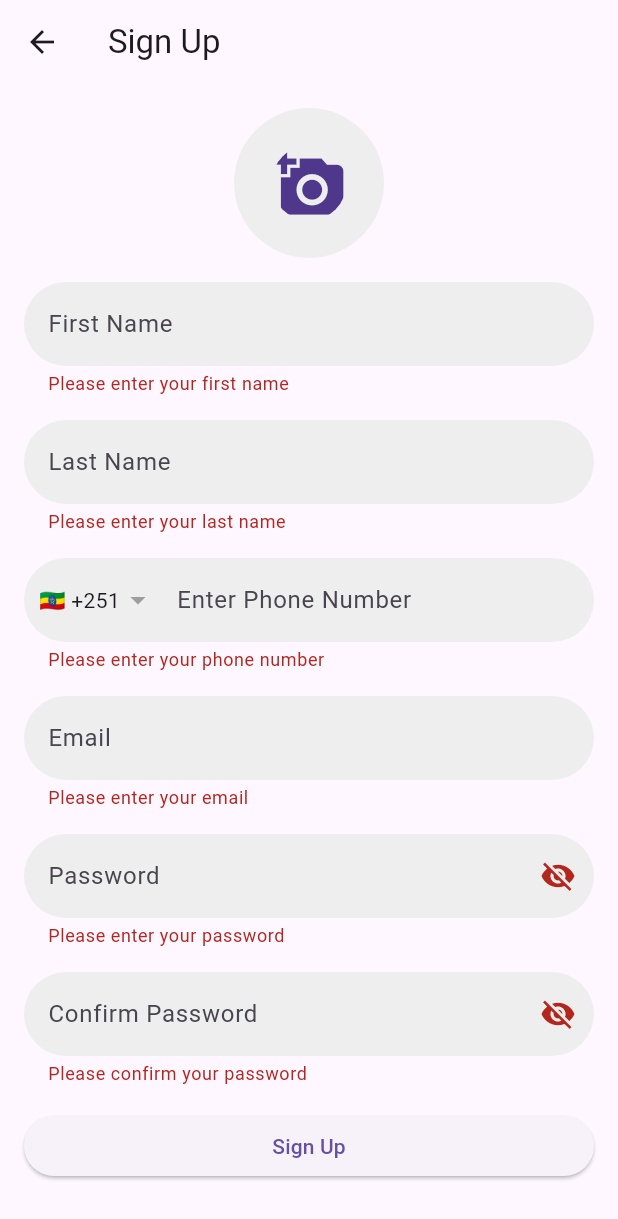
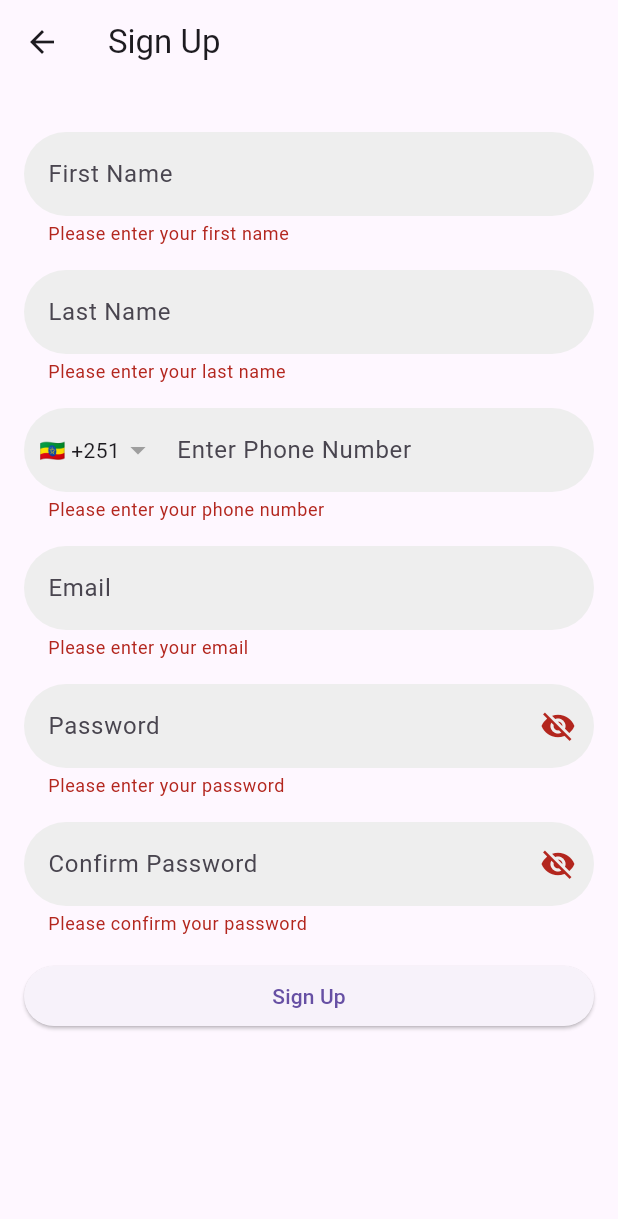
Before and after one commit to Hamza2679/Time-D, a Flutter app: the SignUpPage screen opened directly, after a tap on "Sign Up", on a phone screen of 412 x 824 dp. Shown: the top 1219 px of the screen. Run offline on Flutter 3.47's test engine with Material 3 defaults, Android fonts, the phone set to English and light mode, and no system bars; our stand-ins replace bloc, contacts_service, country_picker, equatable, firebase_auth, firebase_core and 7 more; accounts and stored records are empty; network calls fail.

Commit message:
implementation of the signup logic

```diff
--- a/lib/fetures/autentication/signUp/pages/signup_page.dart
+++ b/lib/fetures/autentication/signUp/pages/signup_page.dart
@@ -1,11 +1,8 @@
 import 'dart:convert';
 import 'package:delivery_app/fetures/autentication/login/pages/login_page.dart';
 import 'package:flutter/material.dart';
-import 'package:image_picker/image_picker.dart';
 import 'package:country_picker/country_picker.dart';
 import 'package:http/http.dart' as http;
-import 'dart:io';
-import 'package:permission_handler/permission_handler.dart';
 
 class SignUpPage extends StatefulWidget {
   @override
@@ -18,64 +15,15 @@ class _SignUpPageState extends State<SignUpPage> {
   String? lastName;
   String? email;
   String? phone;
-  File? profileImage;
   bool _obscurePassword = true;
   bool _obscureConfirmPassword = true;
 
-  final ImagePicker _picker = ImagePicker();
   final TextEditingController _passwordController = TextEditingController();
   final TextEditingController _confirmPasswordController = TextEditingController();
   final TextEditingController _phoneNumberController = TextEditingController();
   String _selectedCountryCode = '+251';
   String _countryFlag = '🇪🇹';
   final String baseUrl = 'https://hello-delivery.onrender.com/api/v1';
-
-  Future<void> _pickImage() async {
-    var status = await Permission.photos.status;
-    if (!status.isGranted) {
-      await Permission.photos.request();
-    }
-
-    showModalBottomSheet(
-      context: context,
-      builder: (BuildContext context) {
-        return SafeArea(
-          child: Wrap(
-            children: <Widget>[
-              ListTile(
-                leading: Icon(Icons.photo_library),
-                title: Text('Select from Gallery'),
-                onTap: () async {
-                  Navigator.of(context).pop();
-                  final pickedFile =
-                  await _picker.pickImage(source: ImageSource.gallery);
-                  if (pickedFile != null) {
-                    setState(() {
-                      profileImage = File(pickedFile.path);
-                    });
-                  }
-                },
-              ),
-              ListTile(
-                leading: Icon(Icons.camera_alt),
-                title: Text('Take a Picture'),
-                onTap: () async {
-                  Navigator.of(context).pop();
-                  final pickedFile =
-                  await _picker.pickImage(source: ImageSource.camera);
-                  if (pickedFile != null) {
-                    setState(() {
-                      profileImage = File(pickedFile.path);
-                    });
-                  }
-                },
-              ),
-            ],
-          ),
-        );
-      },
-    );
-  }
 
   InputDecoration _inputDecoration(String hintText, {Widget? suffixIcon}) {
     return InputDecoration(
@@ -90,41 +38,37 @@ class _SignUpPageState extends State<SignUpPage> {
     );
   }
 
-
-
   Future<void> _register() async {
-    if (!_formKey.currentState!.validate() || profileImage == null) {
+    if (!_formKey.currentState!.validate()) {
       return;
     }
 
     _formKey.currentState!.save();
 
     final url = Uri.parse('$baseUrl/auth/register');
-    final request = http.MultipartRequest('POST', url);
 
-    request.fields['firstName'] = firstName!;
-    request.fields['lastName'] = lastName!;
-    request.fields['email'] = email!;
-    request.fields['password'] = _passwordController.text;
-    request.fields['phone'] = '$_selectedCountryCode ${_phoneNumberController.text}';
+    // Constructing the body as a JSON object
+    final requestBody = jsonEncode({
+      "firstName": firstName,
+      "lastName": lastName,
+      "email": email,
+      "password": _passwordController.text,
+      "phone": '$_selectedCountryCode ${_phoneNumberController.text}'.trim(),
+    });
 
-    if (profileImage != null) {
-      final bytes = await File(profileImage!.path).readAsBytes();
-      final base64Image = base64Encode(bytes);
-      final mimeType = 'image/${profileImage!.path.split('.').last}';
-      request.fields['profileImage'] = 'data:$mimeType;base64,$base64Image';
-    }
-
-    print('Request URL: ${request.url}');
-    print('Request Method: ${request.method}');
-    print('Request Headers: ${request.headers}');
-    print('Request Fields: ${request.fields}');
+    print('Request Body: $requestBody');
 
     try {
-      final response = await request.send();
-      final responseBody = await response.stream.bytesToString();
+      final response = await http.post(
+        url,
+        headers: {
+          'Content-Type': 'application/json',
+        },
+        body: requestBody,
+      );
+
       print('Response Status Code: ${response.statusCode}');
-      print('Response Body: $responseBody');
+      print('Response Body: ${response.body}');
 
       if (response.statusCode == 201) {
         _showMessage('Registered successfully', Colors.green);
@@ -133,7 +77,7 @@ class _SignUpPageState extends State<SignUpPage> {
           MaterialPageRoute(builder: (context) => LoginPage()),
         );
       } else {
-        final responseData = json.decode(responseBody);
+        final responseData = json.decode(response.body);
         _showMessage(responseData['message'] ?? 'Registration failed. Please try again.', Colors.red);
       }
     } catch (error) {
@@ -141,7 +85,6 @@ class _SignUpPageState extends State<SignUpPage> {
       _showMessage('An error occurred. Please check your internet connection and try again.', Colors.red);
     }
   }
-
 
 
   void _showMessage(String message, Color color) {
@@ -165,24 +108,6 @@ class _SignUpPageState extends State<SignUpPage> {
           key: _formKey,
           child: ListView(
             children: <Widget>[
-              GestureDetector(
-                onTap: _pickImage,
-                child: CircleAvatar(
-                  radius: 50,
-                  backgroundColor: Colors.grey[200],
-                  child: ClipOval(
-                    child: profileImage != null
-                        ? Image.file(
-                      profileImage!,
-                      width: 100,
-                      height: 100,
-                      fit: BoxFit.cover,
-                    )
-                        : Icon(Icons.add_a_photo, size: 50),
-                  ),
-                ),
-              ),
-
               SizedBox(height: 16.0),
               TextFormField(
                 decoration: _inputDecoration('First Name'),
--- a/lib/fetures/home/bloc/home_state.dart
+++ b/lib/fetures/home/bloc/home_state.dart
@@ -15,7 +15,7 @@ class MainInitial extends MainState {
   const MainInitial({
     this.selectedIndex = 0,
     this.searchQuery = '',
-    this.currentCategory = 'Food',
+    this.currentCategory = 'All',
     this.filteredItems = const [],
   });
 
--- a/lib/repositories/category_data.dart
+++ b/lib/repositories/category_data.dart
@@ -1,4 +1,5 @@
 List<Map<String, dynamic>> categories = [
+  {"image": "assets/All_category.png", "text": "All", "route": "/discover"},
   {"image": "assets/food.jpg", "text": "Food", "route": "/food"},
   {"image": "assets/electronics.png", "text": "Electronics", "route": "/electronics"},
   {"image": "assets/pharmacy.jpg", "text": "Pharmacy", "route": "/pharmacy"},
--- a/lib/utils/colors.dart
+++ b/lib/utils/colors.dart
@@ -1,10 +1,10 @@
 import 'package:flutter/material.dart';
 
 
-const Color primaryColor = Colors.deepOrange;
-const Color secondaryColor = Colors.amber;
+const Color primaryColor = Color(0xff9e0606);
+const Color secondaryColor = Color(0xff9c1734);
 const Color newColor= Colors.orangeAccent;
-const Color redColor= Colors.red;
+const Color redColor= Color(0xfff70505);
 const Color primaryTextColor = Colors.white;
 const Color secondaryTextColor = Colors.black;
 const Color inputTextColor = Colors.black;
--- a/pubspec.yaml
+++ b/pubspec.yaml
@@ -146,6 +146,7 @@ flutter:
     - assets/ScreenShot2.png
     - assets/restaurant5.jpg
     - assets/restaurant6.jpg
+    - assets/All_category.png
   # An image asset can refer to one or more resolution-specific "variants", see
   # https://flutter.dev/assets-and-images/#resolution-aware
 
```
Also changed, not shown: lib/fetures/home/bloc/home_bloc.dart (+10 -1 lines), lib/fetures/home/pages/discover_page.dart (added, +152 -0 lines), lib/fetures/home/pages/main_page.dart (+77 -24 lines), lib/fetures/home/widgets/main_widget.dart (+5 -2 lines), assets/All_category.png (added), assets/shape.png.
